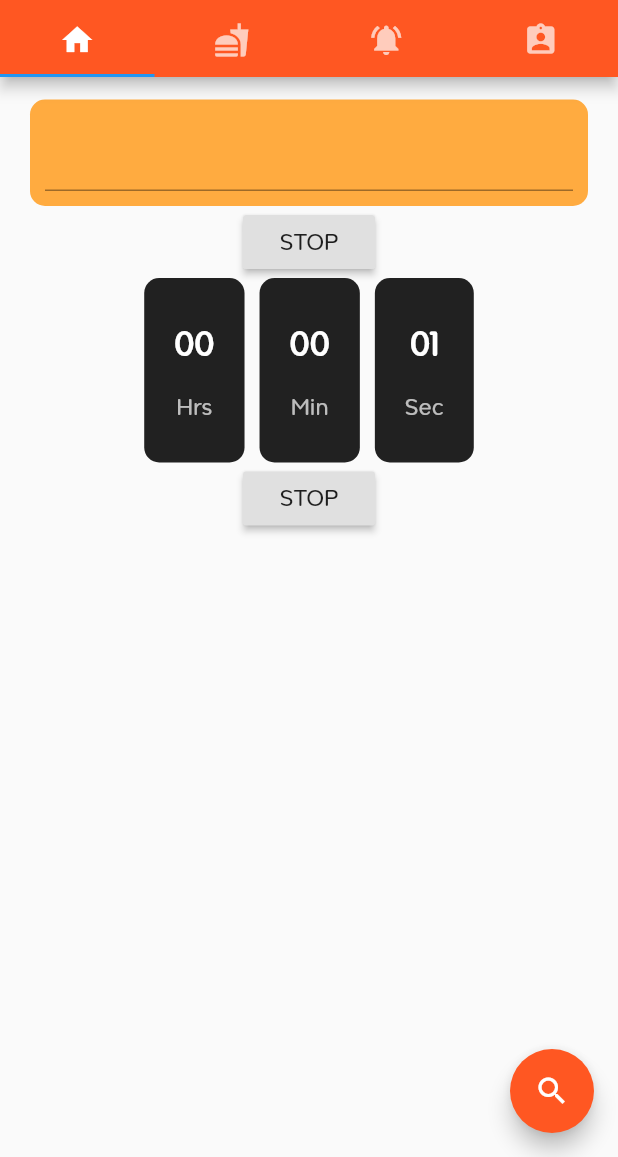
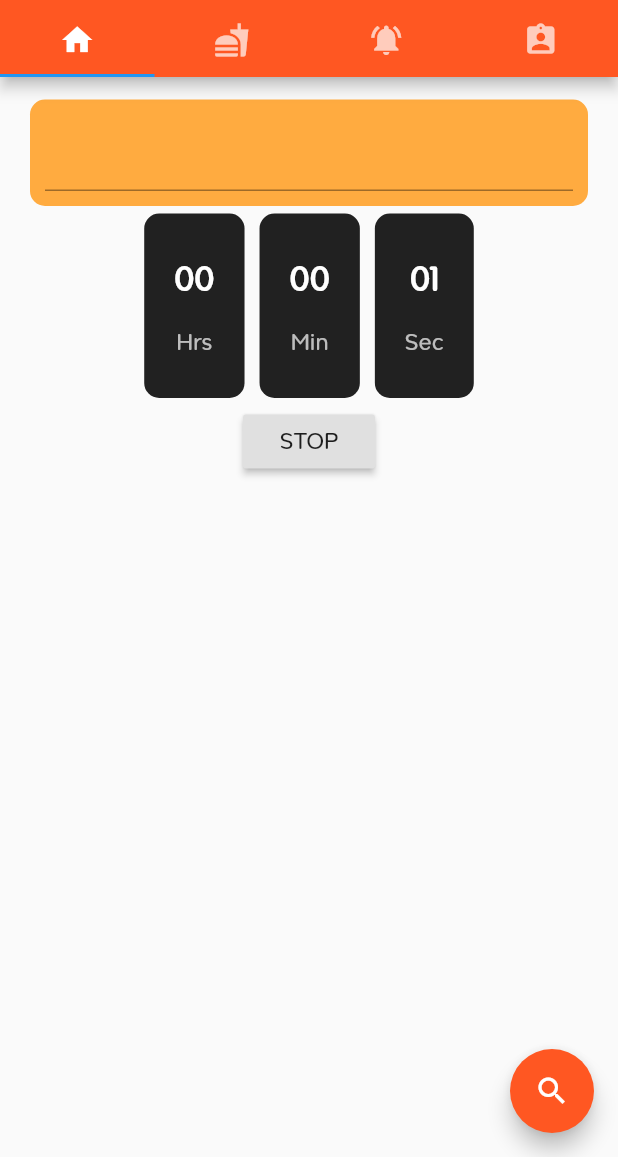
Before and after one commit to Buffet2gether/buffet2gether, a Flutter app: the screen it shows after launch, after a tap on "START", on a phone screen of 412 x 824 dp, the part 79-1236 px from its top. Run offline on Flutter 3.47's test engine with Material 2 defaults, Android fonts, the phone set to English and light mode, and no system bars.

Commit message:
Update main.dart

```diff
--- a/buffet2gether_home/lib/main.dart
+++ b/buffet2gether_home/lib/main.dart
@@ -113,19 +113,7 @@ class MyAppState extends State<MyCustomForm>
                               color: Colors.white70,
                               fontSize: 15,
                               fontWeight: FontWeight.bold,
-                            )
-                        ),
-                      ),
-                      Container(
-                        //margin: EdgeInsets.only(top: 20),
-                        child: RaisedButton(
-                          child: Text(isActive ? 'STOP' : 'START', style: TextStyle(fontFamily: 'Opun')),
-                          onPressed: () {
-                            setState(() {
-                              isActive = !isActive;
-                            }
-                            );
-                          },
+                            ),
                         ),
                       ),
                       Row(
@@ -151,10 +139,12 @@ class MyAppState extends State<MyCustomForm>
                     ],
                   ),
                 ),
+
               Icon(Icons.fastfood),
               Icon(Icons.notifications_active),
               Icon(Icons.assignment_ind),
             ],
+
           ),
           floatingActionButton: FloatingActionButton(
             onPressed: ()
@@ -188,7 +178,7 @@ class CustomTextContainer extends StatelessWidget
   @override
   Widget build(BuildContext context) {
     return Container(
-      margin: EdgeInsets.symmetric(horizontal: 5),
+      margin: EdgeInsets.symmetric(horizontal: 5, vertical: 5),
       padding: EdgeInsets.all(20),
       decoration: new BoxDecoration(
         borderRadius: new BorderRadius.circular(10),
```
